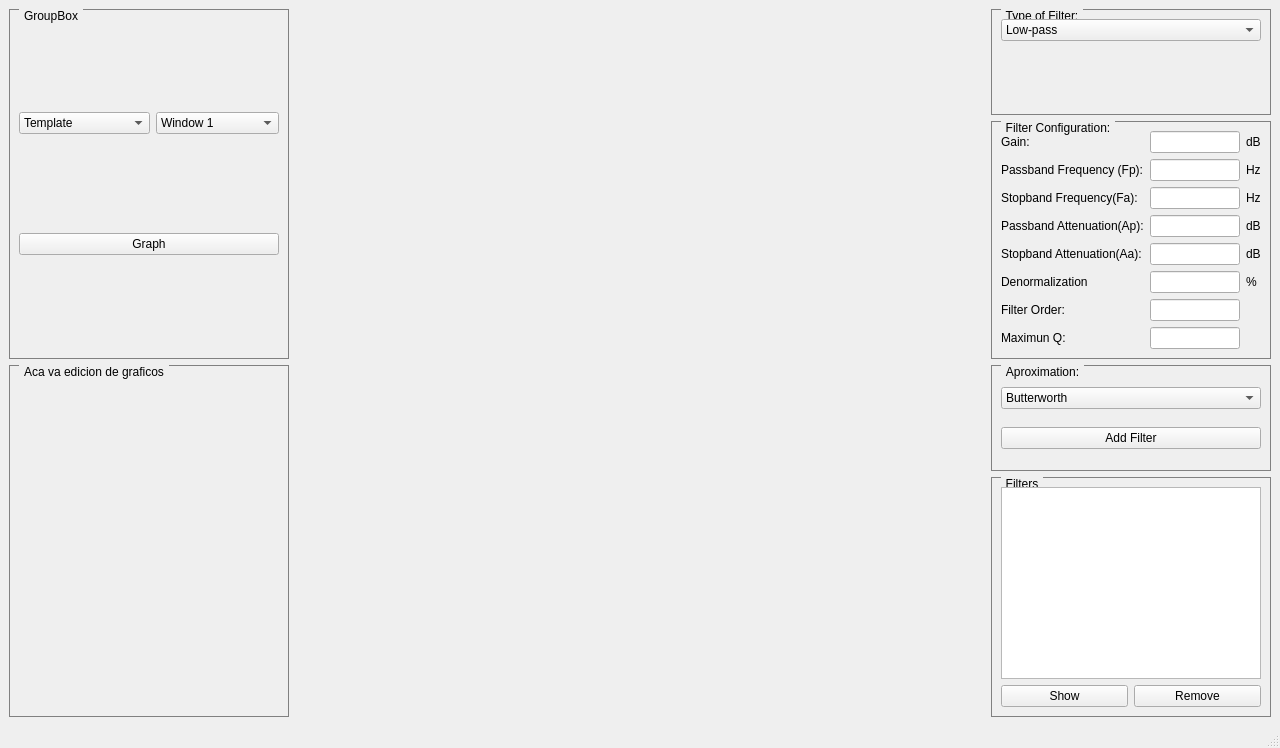
Old version of the form TP4/Frontend/FilterDesigner/mainwindow.ui in the repository Agusgal/TC.
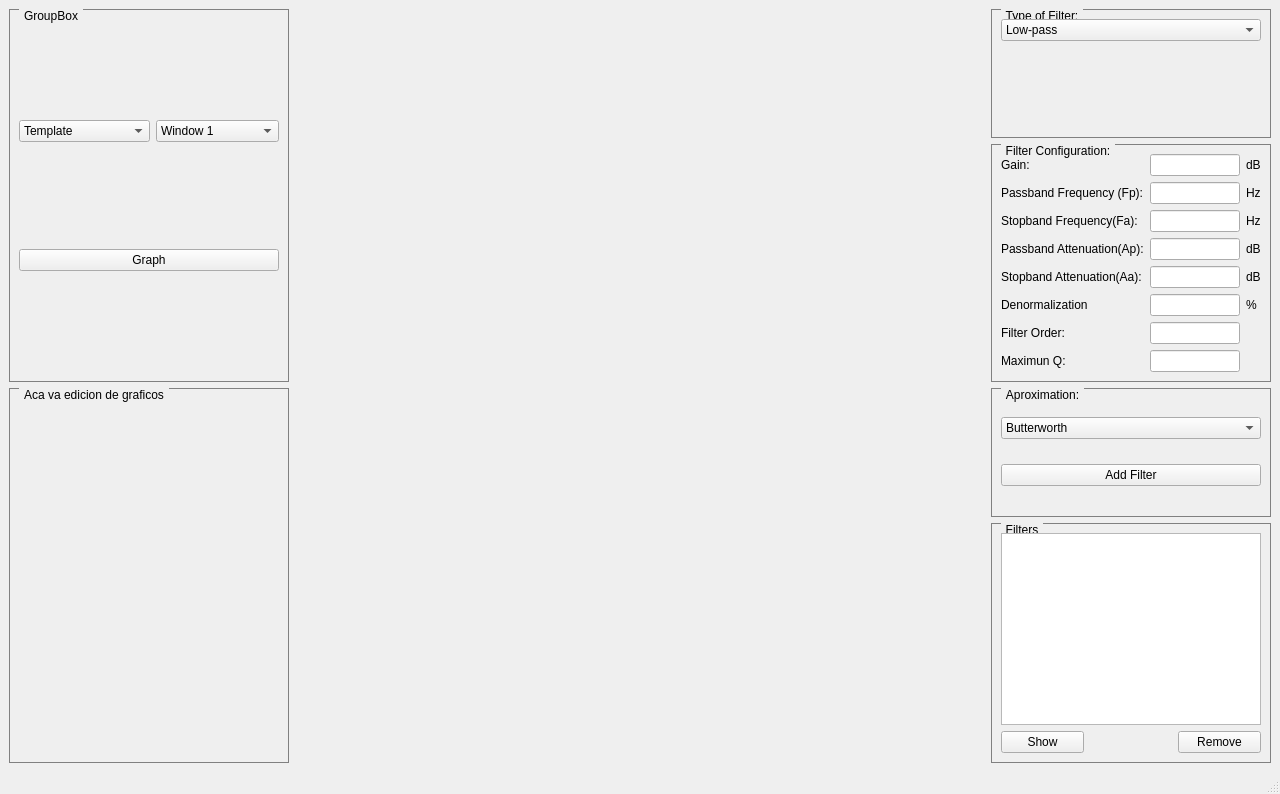
New version of the form. Custom widgets are drawn as their Qt base class.

Patch:
```diff
--- a/TP4/Frontend/FilterDesigner/mainwindow.ui
+++ b/TP4/Frontend/FilterDesigner/mainwindow.ui
@@ -7,7 +7,7 @@
     <x>0</x>
     <y>0</y>
     <width>1280</width>
-    <height>748</height>
+    <height>794</height>
    </rect>
   </property>
   <property name="windowTitle">
@@ -221,30 +221,23 @@
        <string>Filters</string>
       </property>
       <layout class="QGridLayout" name="gridLayout_5">
-       <item row="1" column="1">
-        <widget class="QPushButton" name="boton_borrar_filtro">
-         <property name="text">
-          <string>Remove</string>
-         </property>
-        </widget>
-       </item>
-       <item row="1" column="0">
+       <item row="2" column="0">
         <widget class="QPushButton" name="boton_mostrar_filtro">
          <property name="text">
           <string>Show</string>
          </property>
         </widget>
        </item>
-       <item row="0" column="0" colspan="2">
-        <widget class="QListView" name="lista_filtros">
-         <property name="sizePolicy">
-          <sizepolicy hsizetype="Expanding" vsizetype="Expanding">
-           <horstretch>0</horstretch>
-           <verstretch>0</verstretch>
-          </sizepolicy>
+       <item row="2" column="2">
+        <widget class="QPushButton" name="boton_borrar_filtro">
+         <property name="text">
+          <string>Remove</string>
          </property>
         </widget>
        </item>
+       <item row="1" column="0" colspan="3">
+        <widget class="QListWidget" name="lista_filtros"/>
+       </item>
       </layout>
      </widget>
     </item>
@@ -502,10 +495,36 @@
      </widget>
     </item>
     <item row="0" column="1" rowspan="2">
-     <widget class="MplWidget" name="ventana_grafica1" native="true"/>
+     <widget class="MplWidget" name="ventana_grafica1" native="true">
+      <property name="sizePolicy">
+       <sizepolicy hsizetype="Preferred" vsizetype="Maximum">
+        <horstretch>0</horstretch>
+        <verstretch>0</verstretch>
+       </sizepolicy>
+      </property>
+      <property name="maximumSize">
+       <size>
+        <width>16777215</width>
+        <height>500</height>
+       </size>
+      </property>
+     </widget>
     </item>
     <item row="2" column="1" rowspan="2">
-     <widget class="MplWidget" name="ventana_grafica2" native="true"/>
+     <widget class="MplWidget" name="ventana_grafica2" native="true">
+      <property name="sizePolicy">
+       <sizepolicy hsizetype="Preferred" vsizetype="Maximum">
+        <horstretch>0</horstretch>
+        <verstretch>0</verstretch>
+       </sizepolicy>
+      </property>
+      <property name="maximumSize">
+       <size>
+        <width>16777215</width>
+        <height>500</height>
+       </size>
+      </property>
+     </widget>
     </item>
    </layout>
   </widget>
```
Left out of the diff: 6 changed lines with no effect on the pictures.
